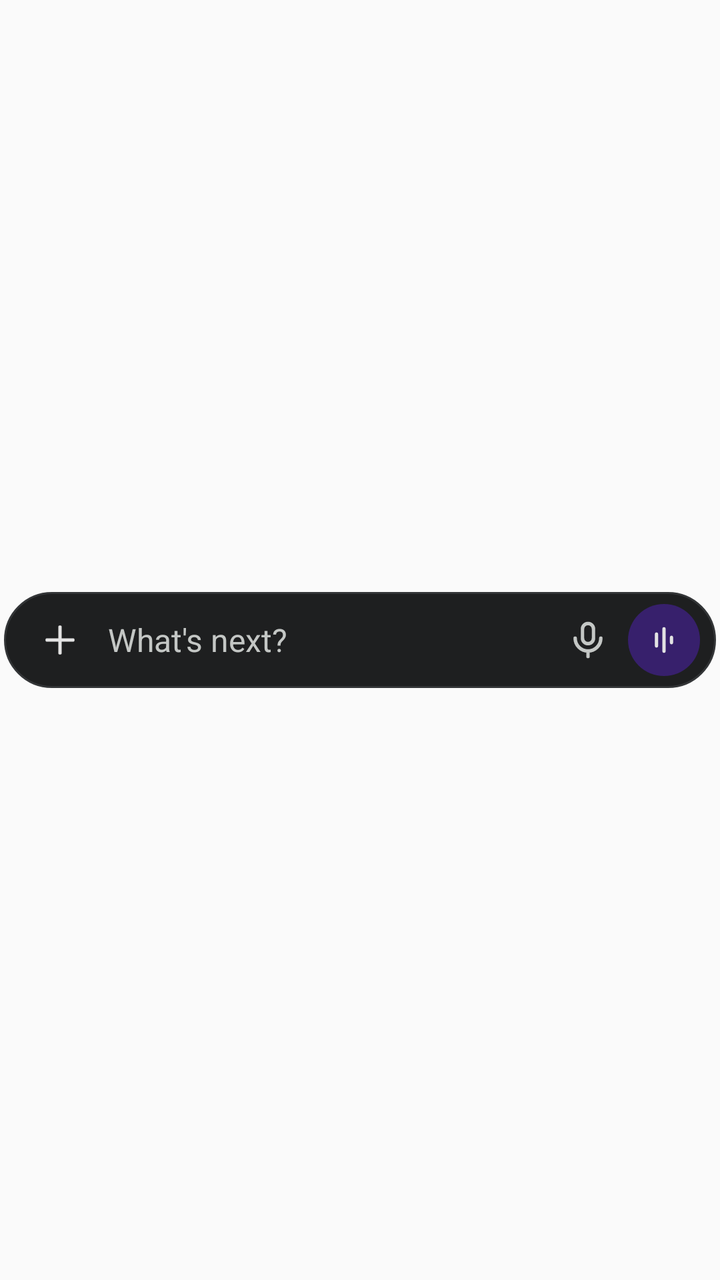
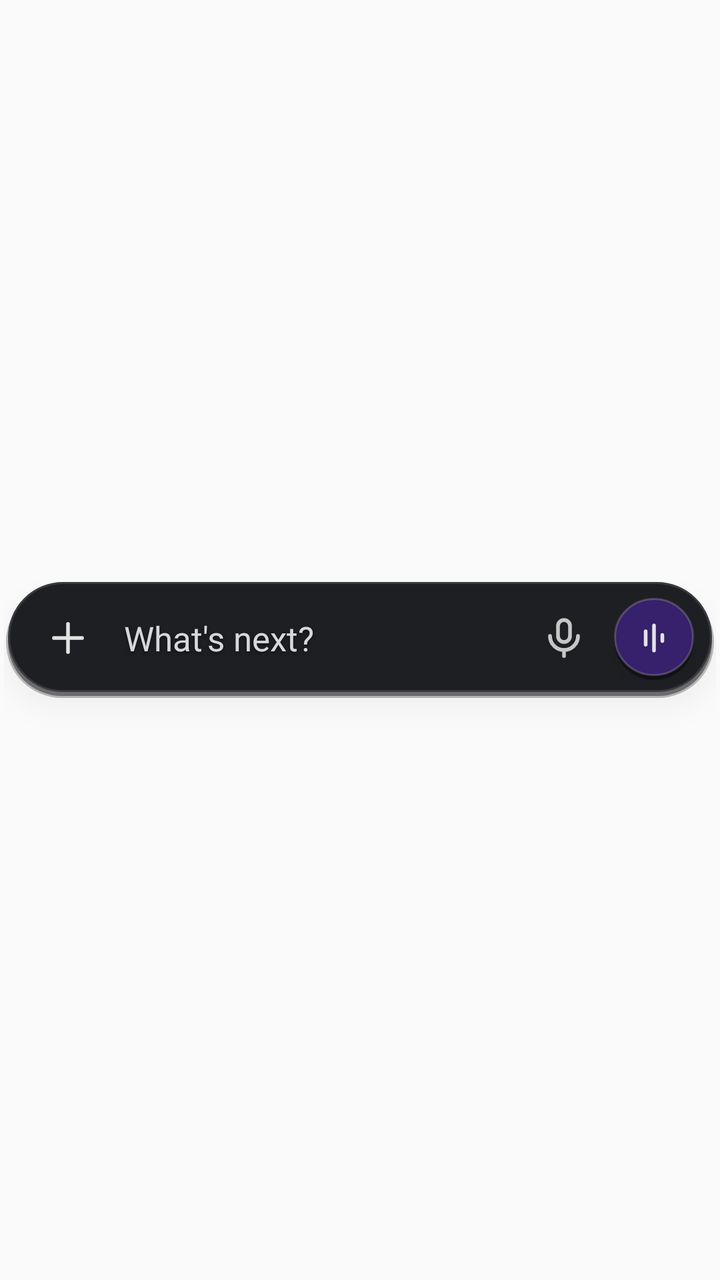

Before-and-after screenshots of an Android layout around one commit, followed by the original layout XML and the change that was made.
<!-- AndroidManifest.xml: application theme Theme.AppCompat.DayNight.NoActionBar -->
<!-- res/layout/widget_gemini_pill.xml -->
<?xml version="1.0" encoding="utf-8"?>
<LinearLayout xmlns:android="http://schemas.android.com/apk/res/android"
    android:id="@+id/widget_outer_container"
    android:layout_width="match_parent"
    android:layout_height="match_parent"
    android:gravity="center_vertical"
    android:orientation="vertical"
    android:padding="2dp">

    
    <LinearLayout
        android:id="@+id/widget_answer_card"
        android:layout_width="match_parent"
        android:layout_height="0dp"
        android:layout_marginBottom="4dp"
        android:layout_weight="1"
        android:background="@drawable/bg_response_card"
        android:gravity="top"
        android:minHeight="32dp"
        android:orientation="horizontal"
        android:padding="10dp"
        android:visibility="gone">

        <TextView
            android:id="@+id/widget_answer_text"
            android:layout_width="0dp"
            android:layout_height="wrap_content"
            android:layout_weight="1"
            android:ellipsize="end"
            android:maxLines="6"
            android:textColor="#F1F3F4"
            android:textSize="13sp" />

        <TextView
            android:id="@+id/widget_btn_clear"
            android:layout_width="24dp"
            android:layout_height="24dp"
            android:gravity="center"
            android:text="✕"
            android:textColor="#9AA0A6"
            android:textSize="13sp" />
    </LinearLayout>

    
    <LinearLayout
        android:id="@+id/widget_pill_root"
        android:layout_width="match_parent"
        android:layout_height="wrap_content"
        android:background="@drawable/bg_gemini_pill"
        android:gravity="center_vertical"
        android:minHeight="28dp"
        android:orientation="horizontal"
        android:paddingStart="12dp"
        android:paddingTop="6dp"
        android:paddingEnd="8dp"
        android:paddingBottom="6dp">

        
        <ImageView
            android:id="@+id/widget_btn_plus"
            android:layout_width="32dp"
            android:layout_height="32dp"
            android:contentDescription="Cycle visual style"
            android:padding="5dp"
            android:scaleType="fitCenter"
            android:src="@drawable/ic_plus" />

        
        <TextView
            android:id="@+id/widget_btn_prompt"
            android:layout_width="0dp"
            android:layout_height="wrap_content"
            android:layout_weight="1"
            android:ellipsize="end"
            android:gravity="center_vertical"
            android:maxLines="2"
            android:paddingStart="8dp"
            android:paddingEnd="6dp"
            android:text="@string/whats_next"
            android:textColor="#C4C7C5"
            android:textSize="16sp" />

        
        <ImageView
            android:id="@+id/widget_btn_mic"
            android:layout_width="32dp"
            android:layout_height="32dp"
            android:layout_marginEnd="4dp"
            android:contentDescription="Voice input"
            android:padding="5dp"
            android:scaleType="fitCenter"
            android:src="@drawable/ic_mic" />

        
        <FrameLayout
            android:id="@+id/widget_btn_live"
            android:layout_width="36dp"
            android:layout_height="36dp"
            android:background="@drawable/bg_live_circle">

            <ImageView
                android:id="@+id/widget_right_icon"
                android:layout_width="18dp"
                android:layout_height="18dp"
                android:layout_gravity="center"
                android:contentDescription="Action"
                android:scaleType="fitCenter"
                android:src="@drawable/ic_waveform" />
        </FrameLayout>

    </LinearLayout>
</LinearLayout>
<!-- resources referenced by this layout -->
<resources>
  <!-- drawable bg_gemini_pill (drawable) -->
  <?xml version="1.0" encoding="utf-8"?>
  <shape xmlns:android="http://schemas.android.com/apk/res/android"
      android:shape="rectangle">
      <solid android:color="#1E1F20" />
      <corners android:radius="999dp" />
      <stroke
          android:width="1dp"
          android:color="#333537" />
  </shape>
  <!-- drawable bg_live_circle (drawable) -->
  <?xml version="1.0" encoding="utf-8"?>
  <shape xmlns:android="http://schemas.android.com/apk/res/android"
      android:shape="oval">
      <solid android:color="#37206C" />
  </shape>
  <!-- drawable bg_response_card (drawable) -->
  <?xml version="1.0" encoding="utf-8"?>
  <shape xmlns:android="http://schemas.android.com/apk/res/android"
      android:shape="rectangle">
      <solid android:color="#1E1F20" />
      <corners android:radius="20dp" />
      <stroke
          android:width="1dp"
          android:color="#333537" />
  </shape>
  <!-- unchanged entries left out for length: 4 -->
</resources>

<!-- the commit's change to res/layout/widget_gemini_pill.xml (unified diff, before → after) -->
@@ -1,67 +1,33 @@
 <?xml version="1.0" encoding="utf-8"?>
-<LinearLayout xmlns:android="http://schemas.android.com/apk/res/android"
+<FrameLayout xmlns:android="http://schemas.android.com/apk/res/android"
     android:id="@+id/widget_outer_container"
     android:layout_width="match_parent"
     android:layout_height="match_parent"
-    android:gravity="center_vertical"
-    android:orientation="vertical"
     android:padding="2dp">
-
-    
-    <LinearLayout
-        android:id="@+id/widget_answer_card"
-        android:layout_width="match_parent"
-        android:layout_height="0dp"
-        android:layout_marginBottom="4dp"
-        android:layout_weight="1"
-        android:background="@drawable/bg_response_card"
-        android:gravity="top"
-        android:minHeight="32dp"
-        android:orientation="horizontal"
-        android:padding="10dp"
-        android:visibility="gone">
-
-        <TextView
-            android:id="@+id/widget_answer_text"
-            android:layout_width="0dp"
-            android:layout_height="wrap_content"
-            android:layout_weight="1"
-            android:ellipsize="end"
-            android:maxLines="6"
-            android:textColor="#F1F3F4"
-            android:textSize="13sp" />
-
-        <TextView
-            android:id="@+id/widget_btn_clear"
-            android:layout_width="24dp"
-            android:layout_height="24dp"
-            android:gravity="center"
-            android:text="✕"
-            android:textColor="#9AA0A6"
-            android:textSize="13sp" />
-    </LinearLayout>
 
     
     <LinearLayout
         android:id="@+id/widget_pill_root"
         android:layout_width="match_parent"
         android:layout_height="wrap_content"
+        android:layout_gravity="center_vertical"
         android:background="@drawable/bg_gemini_pill"
+        android:elevation="8dp"
         android:gravity="center_vertical"
-        android:minHeight="28dp"
+        android:minHeight="32dp"
         android:orientation="horizontal"
-        android:paddingStart="12dp"
-        android:paddingTop="6dp"
-        android:paddingEnd="8dp"
-        android:paddingBottom="6dp">
+        android:paddingStart="14dp"
+        android:paddingTop="8dp"
+        android:paddingEnd="10dp"
+        android:paddingBottom="10dp">
 
         
         <ImageView
             android:id="@+id/widget_btn_plus"
-            android:layout_width="32dp"
-            android:layout_height="32dp"
-            android:contentDescription="Cycle visual style"
-            android:padding="5dp"
+            android:layout_width="36dp"
+            android:layout_height="36dp"
+            android:contentDescription="Open attachment and tools menu"
+            android:padding="6dp"
             android:scaleType="fitCenter"
             android:src="@drawable/ic_plus" />
 
@@ -74,39 +40,128 @@
             android:ellipsize="end"
             android:gravity="center_vertical"
             android:maxLines="2"
-            android:paddingStart="8dp"
-            android:paddingEnd="6dp"
+            android:paddingStart="10dp"
+            android:paddingEnd="8dp"
+            android:shadowColor="#80000000"
+            android:shadowDx="0"
+            android:shadowDy="2"
+            android:shadowRadius="4"
             android:text="@string/whats_next"
-            android:textColor="#C4C7C5"
-            android:textSize="16sp" />
+            android:textColor="#D6D8DA"
+            android:textSize="17sp" />
 
         
         <ImageView
             android:id="@+id/widget_btn_mic"
-            android:layout_width="32dp"
-            android:layout_height="32dp"
-            android:layout_marginEnd="4dp"
+            android:layout_width="36dp"
+            android:layout_height="36dp"
+            android:layout_marginEnd="6dp"
             android:contentDescription="Voice input"
-            android:padding="5dp"
+            android:padding="6dp"
             android:scaleType="fitCenter"
             android:src="@drawable/ic_mic" />
 
         
         <FrameLayout
             android:id="@+id/widget_btn_live"
-            android:layout_width="36dp"
-            android:layout_height="36dp"
-            android:background="@drawable/bg_live_circle">
+            android:layout_width="42dp"
+            android:layout_height="42dp"
+            android:background="@drawable/bg_live_circle"
+            android:elevation="6dp">
 
             <ImageView
                 android:id="@+id/widget_right_icon"
-                android:layout_width="18dp"
-                android:layout_height="18dp"
+                android:layout_width="20dp"
+                android:layout_height="20dp"
                 android:layout_gravity="center"
-                android:contentDescription="Action"
+                android:contentDescription="Gemini Live"
                 android:scaleType="fitCenter"
                 android:src="@drawable/ic_waveform" />
         </FrameLayout>
+    </LinearLayout>
 
+    
+    <LinearLayout
+        android:id="@+id/widget_live_dock_root"
+        android:layout_width="match_parent"
+        android:layout_height="wrap_content"
+        android:layout_gravity="center_vertical"
+        android:gravity="center"
+        android:orientation="horizontal"
+        android:padding="2dp"
+        android:visibility="gone">
+
+        
+        <FrameLayout
+            android:id="@+id/widget_live_btn_video"
+            android:layout_width="50dp"
+            android:layout_height="50dp"
+            android:layout_marginEnd="6dp"
+            android:background="@drawable/bg_circle_button_shadow">
+
+            <ImageView
+                android:layout_width="22dp"
+                android:layout_height="22dp"
+                android:layout_gravity="center"
+                android:contentDescription="Live Camera"
+                android:src="@drawable/ic_video_cam" />
+        </FrameLayout>
+
+        
+        <FrameLayout
+            android:id="@+id/widget_live_btn_share"
+            android:layout_width="50dp"
+            android:layout_height="50dp"
+            android:layout_marginEnd="8dp"
+            android:background="@drawable/bg_circle_button_shadow">
+
+            <ImageView
+                android:layout_width="22dp"
+                android:layout_height="22dp"
+                android:layout_gravity="center"
+                android:contentDescription="Share Screen or Image"
+                android:src="@drawable/ic_share_up" />
+        </FrameLayout>
+
+        
+        <FrameLayout
+            android:id="@+id/widget_live_aurora_pill"
+            android:layout_width="0dp"
+            android:layout_height="56dp"
+            android:layout_marginEnd="8dp"
+            android:layout_weight="1"
+            android:background="@drawable/bg_live_aurora_pill" />
+
+        
+        <FrameLayout
+            android:id="@+id/widget_live_btn_mic"
+            android:layout_width="50dp"
+            android:layout_height="50dp"
+            android:layout_marginEnd="6dp"
+            android:background="@drawable/bg_circle_button_shadow">
+
+            <ImageView
+                android:layout_width="22dp"
+                android:layout_height="22dp"
+                android:layout_gravity="center"
+                android:contentDescription="Mute or Speak"
+                android:src="@drawable/ic_mic" />
+        </FrameLayout>
+
+        
+        <FrameLayout
+            android:id="@+id/widget_live_btn_close"
+            android:layout_width="50dp"
+            android:layout_height="50dp"
+            android:background="@drawable/bg_circle_button_shadow">
+
+            <ImageView
+                android:layout_width="20dp"
+                android:layout_height="20dp"
+                android:layout_gravity="center"
+                android:contentDescription="End Gemini Live"
+                android:src="@drawable/ic_close_x" />
+        </FrameLayout>
     </LinearLayout>
-</LinearLayout>
+
+</FrameLayout>
<!-- resource entries referenced after the edit -->
@@ -1,31 +1,198 @@
 <!-- resources referenced by this layout -->
 <resources>
+  <!-- drawable bg_circle_button_shadow (drawable) -->
+  <?xml version="1.0" encoding="utf-8"?>
+  <layer-list xmlns:android="http://schemas.android.com/apk/res/android">
+      
+      <item
+          android:left="1dp"
+          android:top="3dp"
+          android:right="1dp"
+          android:bottom="0dp">
+          <shape android:shape="oval">
+              <solid android:color="#55000000" />
+          </shape>
+      </item>
+      
+      <item
+          android:left="2dp"
+          android:top="4dp"
+          android:right="2dp"
+          android:bottom="1dp">
+          <shape android:shape="oval">
+              <solid android:color="#77000000" />
+          </shape>
+      </item>
+      
+      <item
+          android:left="2dp"
+          android:top="1dp"
+          android:right="2dp"
+          android:bottom="4dp">
+          <shape android:shape="oval">
+              <solid android:color="#242629" />
+              <stroke
+                  android:width="1dp"
+                  android:color="#29FFFFFF" />
+          </shape>
+      </item>
+  </layer-list>
   <!-- drawable bg_gemini_pill (drawable) -->
   <?xml version="1.0" encoding="utf-8"?>
-  <shape xmlns:android="http://schemas.android.com/apk/res/android"
-      android:shape="rectangle">
-      <solid android:color="#1E1F20" />
-      <corners android:radius="999dp" />
-      <stroke
-          android:width="1dp"
-          android:color="#333537" />
-  </shape>
+  <layer-list xmlns:android="http://schemas.android.com/apk/res/android">
+      
+      <item
+          android:left="1dp"
+          android:top="3dp"
+          android:right="1dp"
+          android:bottom="1dp">
+          <shape android:shape="rectangle">
+              <solid android:color="#40000000" />
+              <corners android:radius="999dp" />
+          </shape>
+      </item>
+      
+      <item
+          android:left="2dp"
+          android:top="4dp"
+          android:right="2dp"
+          android:bottom="2dp">
+          <shape android:shape="rectangle">
+              <solid android:color="#66000000" />
+              <corners android:radius="999dp" />
+          </shape>
+      </item>
+      
+      <item
+          android:left="2dp"
+          android:top="1dp"
+          android:right="2dp"
+          android:bottom="4dp">
+          <shape android:shape="rectangle">
+              <solid android:color="#1E1F22" />
+              <corners android:radius="999dp" />
+              <stroke
+                  android:width="1dp"
+                  android:color="#383A3E" />
+          </shape>
+      </item>
+  </layer-list>
+  <!-- drawable bg_live_aurora_pill (drawable) -->
+  <?xml version="1.0" encoding="utf-8"?>
+  <layer-list xmlns:android="http://schemas.android.com/apk/res/android">
+      
+      <item
+          android:left="1dp"
+          android:top="4dp"
+          android:right="1dp"
+          android:bottom="0dp">
+          <shape android:shape="rectangle">
+              <solid android:color="#66000000" />
+              <corners android:radius="999dp" />
+          </shape>
+      </item>
+      
+      <item
+          android:left="2dp"
+          android:top="1dp"
+          android:right="2dp"
+          android:bottom="4dp">
+          <shape android:shape="rectangle">
+              <gradient
+                  android:angle="270"
+                  android:startColor="#040508"
+                  android:centerColor="#1E3A5F"
+                  android:endColor="#BAE6FD"
+                  android:type="linear" />
+              <corners android:radius="999dp" />
+              <stroke
+                  android:width="1dp"
+                  android:color="#4093C5FD" />
+          </shape>
+      </item>
+  </layer-list>
   <!-- drawable bg_live_circle (drawable) -->
   <?xml version="1.0" encoding="utf-8"?>
-  <shape xmlns:android="http://schemas.android.com/apk/res/android"
-      android:shape="oval">
-      <solid android:color="#37206C" />
-  </shape>
-  <!-- drawable bg_response_card (drawable) -->
-  <?xml version="1.0" encoding="utf-8"?>
-  <shape xmlns:android="http://schemas.android.com/apk/res/android"
-      android:shape="rectangle">
-      <solid android:color="#1E1F20" />
-      <corners android:radius="20dp" />
-      <stroke
-          android:width="1dp"
-          android:color="#333537" />
-  </shape>
+  <layer-list xmlns:android="http://schemas.android.com/apk/res/android">
+      
+      <item
+          android:left="1dp"
+          android:top="2dp"
+          android:right="1dp"
+          android:bottom="0dp">
+          <shape android:shape="oval">
+              <solid android:color="#66000000" />
+          </shape>
+      </item>
+      <item
+          android:left="1dp"
+          android:top="1dp"
+          android:right="1dp"
+          android:bottom="2dp">
+          <shape android:shape="oval">
+              <solid android:color="#37206C" />
+              <stroke
+                  android:width="1dp"
+                  android:color="#33FFFFFF" />
+          </shape>
+      </item>
+  </layer-list>
+  <!-- drawable ic_close_x (drawable) -->
+  <vector xmlns:android="http://schemas.android.com/apk/res/android"
+      android:width="24dp"
+      android:height="24dp"
+      android:viewportWidth="24"
+      android:viewportHeight="24">
+      <path
+          android:fillColor="#00000000"
+          android:pathData="M7,7l10,10M17,7L7,17"
+          android:strokeWidth="2.0"
+          android:strokeColor="#E3E3E3"
+          android:strokeLineCap="round" />
+  </vector>
+  <!-- drawable ic_share_up (drawable) -->
+  <vector xmlns:android="http://schemas.android.com/apk/res/android"
+      android:width="24dp"
+      android:height="24dp"
+      android:viewportWidth="24"
+      android:viewportHeight="24">
+      
+      <path
+          android:fillColor="#00000000"
+          android:pathData="M7,6h10c2.21,0 4,1.79 4,4v4c0,2.21 -1.79,4 -4,4H7c-2.21,0 -4,-1.79 -4,-4v-4c0,-2.21 1.79,-4 4,-4z"
+          android:strokeWidth="1.8"
+          android:strokeColor="#E3E3E3"
+          android:strokeLineCap="round"
+          android:strokeLineJoin="round" />
+      <path
+          android:fillColor="#00000000"
+          android:pathData="M12,15V9M9.5,11.5L12,9l2.5,2.5"
+          android:strokeWidth="1.8"
+          android:strokeColor="#E3E3E3"
+          android:strokeLineCap="round"
+          android:strokeLineJoin="round" />
+  </vector>
+  <!-- drawable ic_video_cam (drawable) -->
+  <vector xmlns:android="http://schemas.android.com/apk/res/android"
+      android:width="24dp"
+      android:height="24dp"
+      android:viewportWidth="24"
+      android:viewportHeight="24">
+      
+      <path
+          android:fillColor="#00000000"
+          android:pathData="M6,7h8c1.66,0 3,1.34 3,3v4c0,1.66 -1.34,3 -3,3H6c-1.66,0 -3,-1.34 -3,-3v-4c0,-1.66 1.34,-3 3,-3z"
+          android:strokeWidth="1.8"
+          android:strokeColor="#E3E3E3"
+          android:strokeLineCap="round"
+          android:strokeLineJoin="round" />
+      <path
+          android:fillColor="#00000000"
+          android:pathData="M20,9.5v5"
+          android:strokeWidth="2.0"
+          android:strokeColor="#E3E3E3"
+          android:strokeLineCap="round" />
+  </vector>
   <!-- unchanged entries left out for length: 4 -->
 </resources>
 
